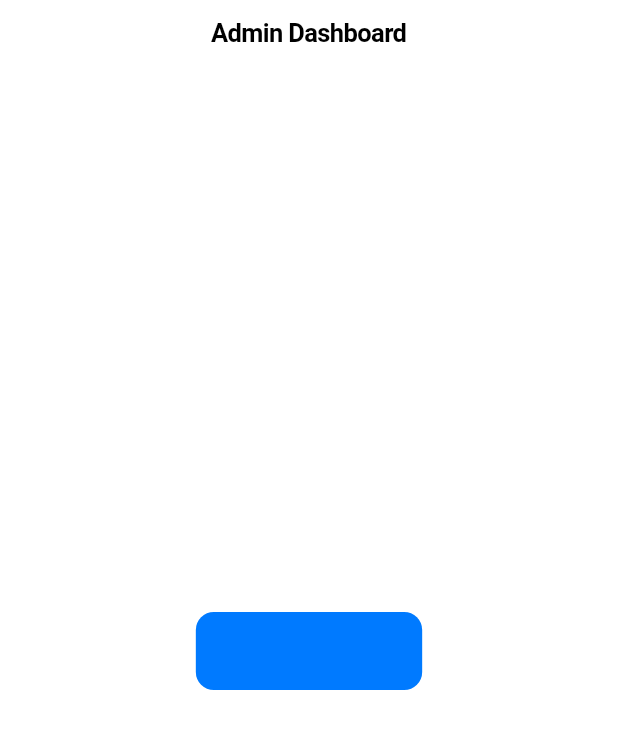
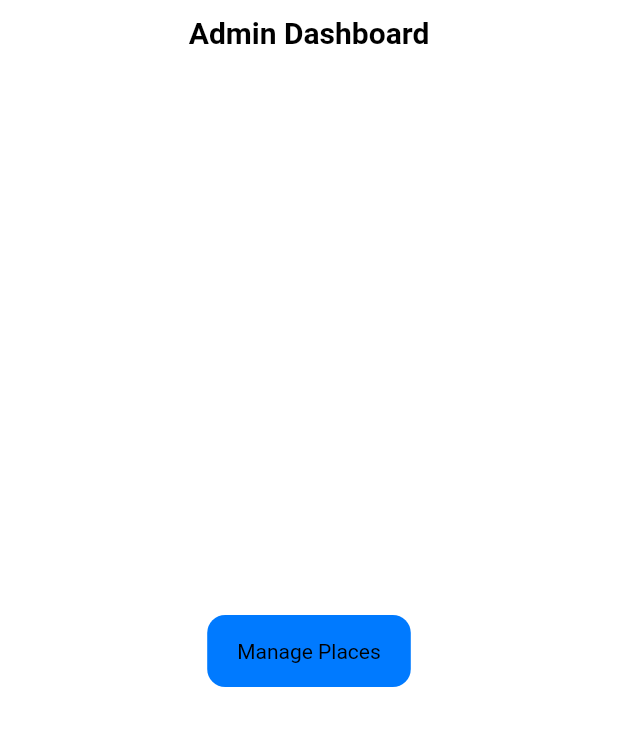
Before and after one commit to sdmydbr9/tribaltours, a Flutter app: the screen it shows after launch, on a phone screen of 412 x 824 dp. Shown: the top 729 px of the screen. Run offline on Flutter 3.47's test engine with Material 3 defaults, Android fonts, the phone set to English and light mode, and no system bars; our stand-ins replace cloud_firestore, firebase_core; accounts and stored records are empty.

Commit message:
added  duplicate check

```diff
--- a/lib/main.dart
+++ b/lib/main.dart
@@ -23,10 +23,34 @@ class MyApp extends StatelessWidget {
   Widget build(BuildContext context) {
     return CupertinoApp(
       title: 'Travel Booking Admin',
-      theme: CupertinoThemeData(
-        primaryColor: CupertinoColors.systemBlue,
+      theme: _getCupertinoTheme(context),
+      home: HomePage(),
+    );
+  }
+
+  CupertinoThemeData _getCupertinoTheme(BuildContext context) {
+    final brightness = MediaQuery.of(context).platformBrightness;
+    return CupertinoThemeData(
+      brightness: brightness,
+      primaryColor: CupertinoColors.systemBlue,
+      scaffoldBackgroundColor: brightness == Brightness.dark
+          ? CupertinoColors.black
+          : CupertinoColors.white,
+      textTheme: CupertinoTextThemeData(
+        textStyle: TextStyle(
+          color: brightness == Brightness.dark
+              ? CupertinoColors.white
+              : CupertinoColors.black,
+        ),
+        navTitleTextStyle: TextStyle(
+          color: brightness == Brightness.dark
+              ? CupertinoColors.white
+              : CupertinoColors.black,
+          fontSize: 20.0,
+          fontWeight: FontWeight.bold,
+        ),
+        actionTextStyle: TextStyle(color: CupertinoColors.systemBlue),
       ),
-      home: HomePage(),
     );
   }
 }
@@ -36,12 +60,18 @@ class HomePage extends StatelessWidget {
   Widget build(BuildContext context) {
     return CupertinoPageScaffold(
       navigationBar: CupertinoNavigationBar(
-        middle: Text('Admin Dashboard'),
+        middle: Text(
+          'Admin Dashboard',
+          style: CupertinoTheme.of(context).textTheme.navTitleTextStyle,
+        ),
       ),
       child: SafeArea(
         child: Center(
           child: CupertinoButton(
-            child: Text('Manage Places'),
+            child: Text(
+              'Manage Places',
+              style: CupertinoTheme.of(context).textTheme.textStyle,
+            ),
             color: CupertinoColors.activeBlue,
             onPressed: () {
               Navigator.push(
--- a/pubspec.yaml
+++ b/pubspec.yaml
@@ -37,6 +37,7 @@ dependencies:
   cupertino_icons: ^1.0.8
   firebase_core: ^3.3.0
   cloud_firestore: ^5.2.1
+  flutter_typeahead: ^5.2.0
 
 dev_dependencies:
   flutter_test:
```
Also changed, not shown: lib/edit.dart (added, +85 -0 lines), lib/places.dart (+100 -20 lines), pubspec.lock.
